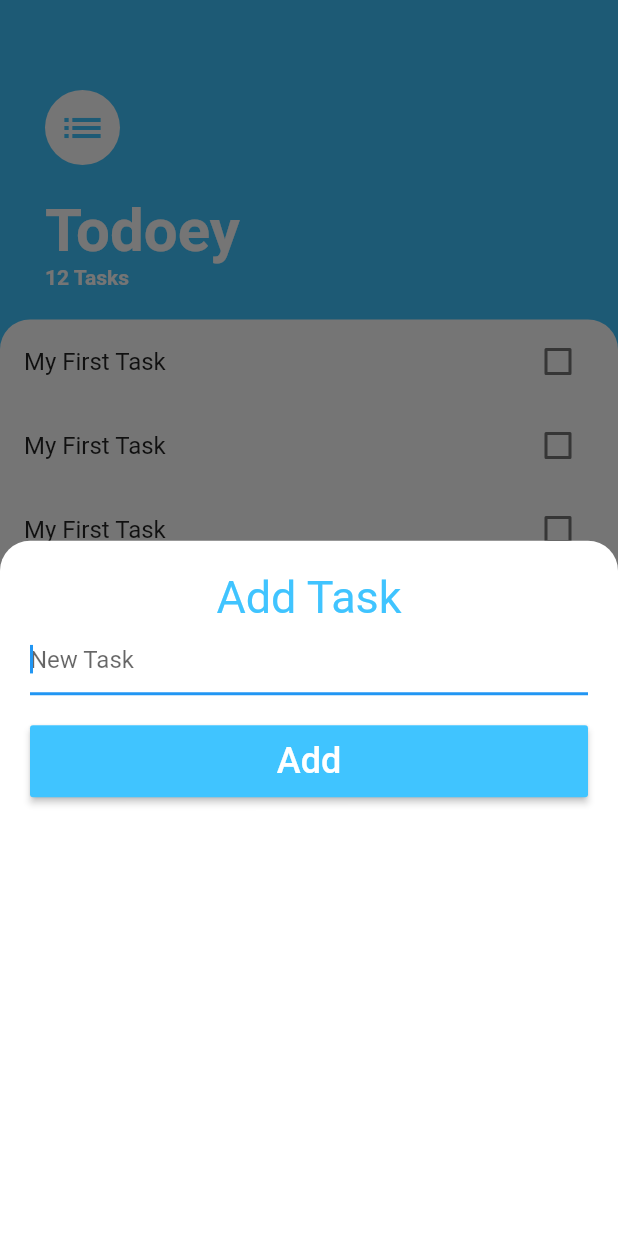
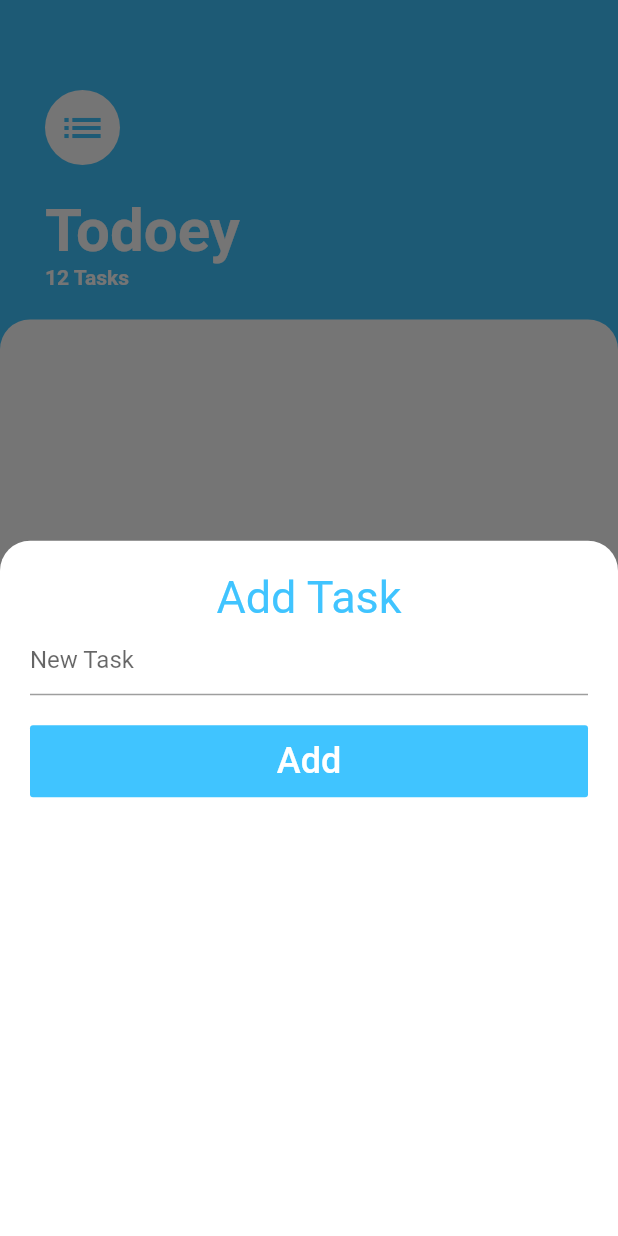
Before and after one commit to Bassem320/flutter_todolist, a Flutter app: the screen it shows after launch, after a tap on the "add" icon, on a phone screen of 412 x 824 dp. Run offline on Flutter 3.47's test engine with Material 2 defaults, Android fonts, the phone set to English and light mode, and no system bars.

```diff
--- /dev/null
+++ b/lib/models/task_model.dart
@@ -0,0 +1,13 @@
+
+import 'package:flutter/cupertino.dart';
+
+class Task{
+  final String taskName;
+  bool taskState;
+
+  Task({@required this.taskName,this.taskState:false});
+
+  toggleState(){
+    taskState = !taskState;
+  }
+}
--- a/lib/screens/add_task_screen.dart
+++ b/lib/screens/add_task_screen.dart
@@ -1,6 +1,11 @@
 import 'package:flutter/material.dart';
 
+var newTaskName;
+
 class AddTask extends StatelessWidget {
+
+  final Function addTaskCallBack;
+  AddTask(this.addTaskCallBack);
   @override
   Widget build(BuildContext context) {
     return Container(
@@ -26,18 +31,22 @@ class AddTask extends StatelessWidget {
               accentColor: Colors.lightBlueAccent,
             ),
             child: TextField(
-              autofocus: true,
               decoration: InputDecoration(
                 hintText: 'New Task',
-
               ),
+              onChanged: (text){
+                newTaskName = text;
+              },
             ),
           ),
           SizedBox(
             height: 20.0,
           ),
-          RaisedButton(
-            onPressed: () {},
+          FlatButton(
+            onPressed: () {
+              addTaskCallBack(newTaskName);
+              Navigator.pop(context);
+            },
             color: Colors.lightBlueAccent,
             padding: EdgeInsets.symmetric(vertical: 10.0),
             child: Text(
--- a/lib/screens/home_screen.dart
+++ b/lib/screens/home_screen.dart
@@ -1,9 +1,17 @@
 import 'package:flutter/cupertino.dart';
 import 'package:flutter/material.dart';
+import 'package:flutter_todolist/models/task_model.dart';
 import 'package:flutter_todolist/screens/add_task_screen.dart';
 import 'package:flutter_todolist/widgets/task_list.dart';
 
-class Home extends StatelessWidget {
+class Home extends StatefulWidget {
+  @override
+  _HomeState createState() => _HomeState();
+}
+
+class _HomeState extends State<Home> {
+  final List<Task> taskList =[];
+
   @override
   Widget build(BuildContext context) {
     return Scaffold(
@@ -54,7 +62,8 @@ class Home extends StatelessWidget {
                       borderRadius: BorderRadius.only(
                           topRight: Radius.circular(20.0),
                           topLeft: Radius.circular(20.0))),
-                  child: TaskList()),
+                  child: TaskList(taskList: taskList,),
+              ),
             ),
           ],
         ),
@@ -67,7 +76,13 @@ class Home extends StatelessWidget {
               backgroundColor: Colors.transparent,
               context: context,
               builder: (context) {
-                return AddTask();
+                return AddTask(
+                    (newTaskName){
+                      setState(() {
+                        taskList.add(Task(taskName: newTaskName));
+                      });
+                    }
+                );
               },
             );
           }),
--- a/lib/widgets/task_list.dart
+++ b/lib/widgets/task_list.dart
@@ -1,17 +1,32 @@
 import 'package:flutter/material.dart';
+import 'package:flutter_todolist/models/task_model.dart';
 import 'package:flutter_todolist/widgets/task_tile.dart';
 
-class TaskList extends StatelessWidget {
+class TaskList extends StatefulWidget {
+  final List<Task> taskList;
 
+  TaskList({this.taskList});
+  @override
+  _TaskListState createState() => _TaskListState();
+}
+
+class _TaskListState extends State<TaskList> {
 
   @override
   Widget build(BuildContext context) {
-    return ListView(
-      children: [
-        TaskTile(),
-        TaskTile(),
-        TaskTile(),
-      ],
+    return ListView.builder(
+      itemCount: widget.taskList.length,
+      itemBuilder: (BuildContext context, int index) {
+        return TaskTile(
+          taskName: widget.taskList[index].taskName,
+          isChecked: widget.taskList[index].taskState,
+          taskListCallback: (newState){
+            setState(() {
+              widget.taskList[index].toggleState();
+            });
+          },
+        );
+      },
     );
   }
 }
--- a/lib/widgets/task_tile.dart
+++ b/lib/widgets/task_tile.dart
@@ -1,30 +1,22 @@
 import 'package:flutter/material.dart';
-class TaskTile extends StatefulWidget {
-  @override
-  _TaskTileState createState() => _TaskTileState();
-}
+class TaskTile extends StatelessWidget {
 
-class _TaskTileState extends State<TaskTile> {
-  var isChecked = false;
-
+  final bool isChecked;
+  final String taskName;
+  final Function taskListCallback;
+  TaskTile({this.taskName,this.isChecked,this.taskListCallback} );
   @override
   Widget build(BuildContext context) {
     return ListTile(
       trailing: TaskCheckBox(
           checkboxState: isChecked,
-          checkboxCallBack: toggleCheckbox,
+          checkboxCallBack: taskListCallback,
       ),
-      title: Text('My First Task',
+      title: Text(taskName,
       style: TextStyle(
           decoration: isChecked? TextDecoration.lineThrough : null,
       ),),
     );
-  }
-
-  toggleCheckbox(bool newValue){
-    setState(() {
-      isChecked = newValue;
-    });
   }
 }
 
```
